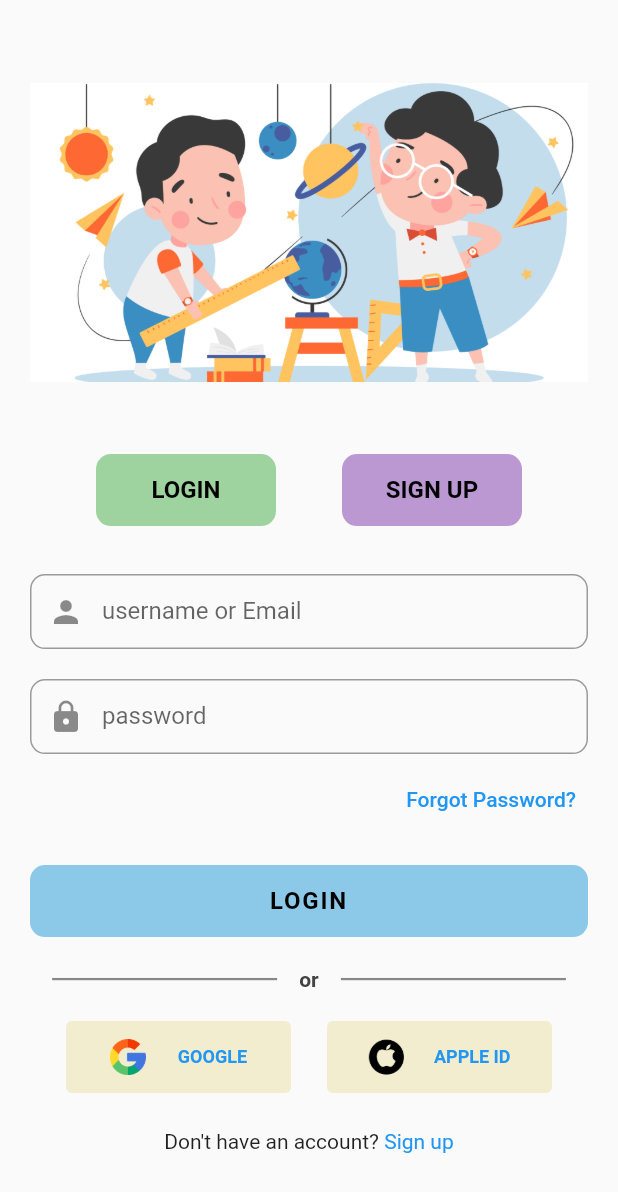
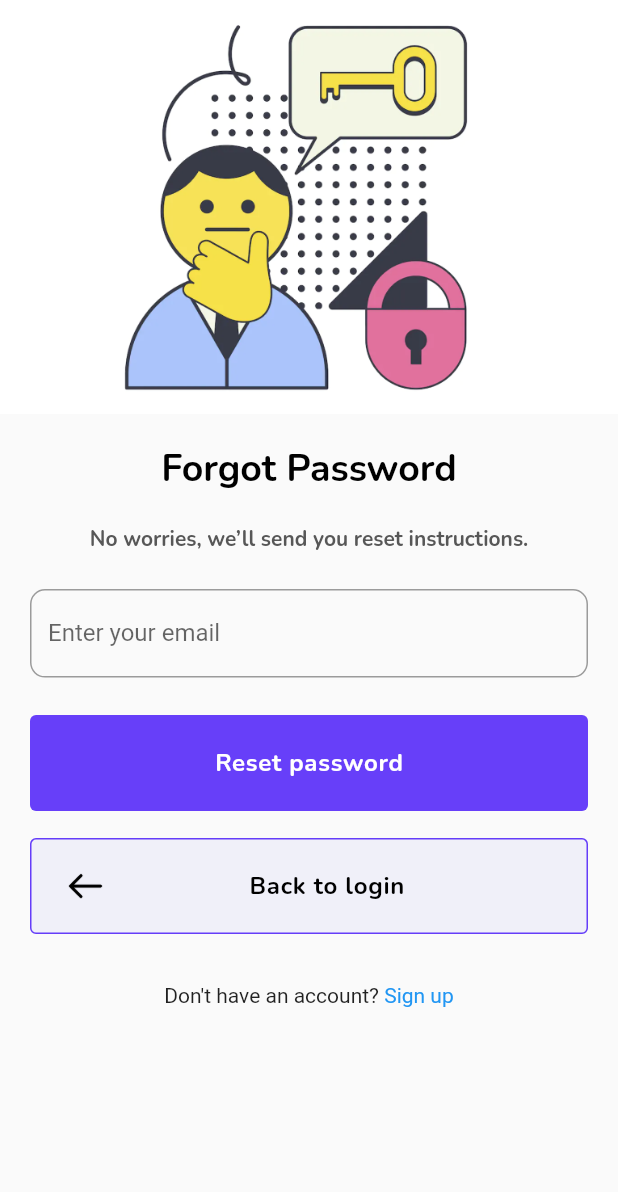
Before and after one commit to sanwaralkmali/kidlogame_app, a Flutter app: the screen it shows after launch, after a tap on "Forgot Password?", on a phone screen of 412 x 824 dp. Shown: the top 1192 px of the screen. Run offline on Flutter 3.47's test engine with Material 2 defaults, Android fonts, the phone set to English and light mode, and no system bars; project files that could hold a hidden picture were left out.

Commit message:
feat: Add reset password screen
This commit introduces a new screen that allows users to reset their passwords. It includes a form field where users can input their email addresses. Validations for the email field are also added to ensure users input valid email addresses.

```diff
--- a/lib/constants/textStyles.dart
+++ b/lib/constants/textStyles.dart
@@ -1,3 +1,5 @@
+// ignore_for_file: file_names
+
 import 'package:flutter/material.dart';
 
 const splashScreenMessage = TextStyle(
--- /dev/null
+++ b/lib/views/login/forget-password.dart
@@ -0,0 +1,210 @@
+// ignore_for_file: file_names, library_private_types_in_public_api
+
+import 'package:flutter/material.dart';
+
+class ForgotPasswordScreen extends StatefulWidget {
+  const ForgotPasswordScreen({Key? key}) : super(key: key);
+
+  @override
+  _ForgotPasswordScreenState createState() => _ForgotPasswordScreenState();
+}
+
+class _ForgotPasswordScreenState extends State<ForgotPasswordScreen> {
+  bool isNotExsist = false;
+  @override
+  Widget build(BuildContext context) {
+    return Scaffold(
+      body: SafeArea(
+        child: SingleChildScrollView(
+          child: Column(
+            mainAxisAlignment: MainAxisAlignment.center,
+            children: [
+              Image.asset('assets/images/graphics/forgetPasswordScreen1.png'),
+              const SizedBox(height: 20.0),
+              const Text(
+                'Forgot Password',
+                style: TextStyle(
+                  color: Color.fromARGB(255, 0, 0, 0),
+                  fontSize: 25.0,
+                  fontWeight: FontWeight.bold,
+                  fontFamily: 'Nunito',
+                ),
+              ),
+              const SizedBox(height: 20.0),
+              const Text(
+                'No worries, we’ll send you reset instructions.',
+                textAlign: TextAlign.center,
+                style: TextStyle(
+                  color: Color.fromARGB(255, 87, 87, 87),
+                  fontSize: 14.0,
+                  fontWeight: FontWeight.w700,
+                  fontFamily: 'Nunito',
+                ),
+              ),
+              const SizedBox(height: 20.0),
+              Padding(
+                padding: const EdgeInsets.symmetric(
+                  horizontal: 20.0,
+                  vertical: 4,
+                ),
+                child: TextFormField(
+                  decoration: const InputDecoration(
+                    labelText: 'Enter your email',
+                    hintText: 'your-email@gmail.com',
+                    border: OutlineInputBorder(
+                      borderRadius: BorderRadius.all(
+                        Radius.circular(10.0),
+                      ),
+                    ),
+                  ),
+                  keyboardType: TextInputType.emailAddress,
+                  validator: (String? value) {
+                    if (value == null || value.isEmpty) {
+                      return 'Please enter your email';
+                    }
+                    if (!value.contains('@')) {
+                      return 'Please enter a valid email';
+                    }
+                    return null;
+                  },
+                ),
+              ),
+              (isNotExsist)
+                  ? Container(
+                      margin: const EdgeInsets.symmetric(
+                          horizontal: 19.0, vertical: 1.0),
+                      decoration: BoxDecoration(
+                        color: const Color.fromARGB(106, 231, 190, 176),
+                        borderRadius: BorderRadius.circular(4.0),
+                      ),
+                      child: Padding(
+                        padding: const EdgeInsets.all(20.0),
+                        child: Row(
+                          mainAxisAlignment: MainAxisAlignment.center,
+                          children: [
+                            Image.asset(
+                              'assets/images/icons/info.png',
+                              width: 24.0,
+                            ),
+                            const SizedBox(width: 16.0),
+                            const Flexible(
+                              child: Text(
+                                'We can’t seem to find the right email address for you.resend the email that you have registered ',
+                                style: TextStyle(
+                                  fontSize: 13.0,
+                                  color: Colors.black,
+                                  fontWeight: FontWeight.w600,
+                                  fontFamily: 'Nunito',
+                                ),
+                              ),
+                            ),
+                          ],
+                        ),
+                      ),
+                    )
+                  : Container(),
+              const SizedBox(height: 20.0),
+              GestureDetector(
+                onTap: () {},
+                child: Container(
+                  width: double.infinity,
+                  height: 64.0,
+                  margin: const EdgeInsets.symmetric(
+                    horizontal: 20.0,
+                    vertical: 1.0,
+                  ),
+                  decoration: BoxDecoration(
+                    color: const Color.fromARGB(216, 76, 29, 249),
+                    borderRadius: BorderRadius.circular(4.0),
+                  ),
+                  child: const Center(
+                    child: Text(
+                      'Reset password',
+                      style: TextStyle(
+                        fontSize: 16.0,
+                        color: Colors.white,
+                        fontWeight: FontWeight.bold,
+                        letterSpacing: 0.5,
+                        fontFamily: 'Nunito',
+                      ),
+                    ),
+                  ),
+                ),
+              ),
+              const SizedBox(height: 16.0),
+              GestureDetector(
+                onTap: () {
+                  Navigator.pop(context);
+                },
+                child: Container(
+                  width: double.infinity,
+                  height: 64.0,
+                  margin: const EdgeInsets.symmetric(
+                    horizontal: 20.0,
+                    vertical: 1.0,
+                  ),
+                  decoration: BoxDecoration(
+                    color: const Color.fromARGB(239, 239, 239, 249),
+                    borderRadius: BorderRadius.circular(4.0),
+                    border: Border.all(
+                      color: const Color.fromARGB(216, 76, 29, 249),
+                      width: 1.0,
+                    ),
+                  ),
+                  child: const Padding(
+                    padding: EdgeInsets.only(left: 24.0),
+                    child: Stack(
+                      children: [
+                        Align(
+                          alignment: Alignment.centerLeft,
+                          child: Image(
+                            image: AssetImage(
+                              'assets/images/icons/back.png',
+                            ),
+                            width: 24.0,
+                          ),
+                        ),
+                        Center(
+                          child: Text(
+                            'Back to login',
+                            style: TextStyle(
+                              fontSize: 16.0,
+                              color: Color.fromARGB(255, 0, 0, 0),
+                              fontWeight: FontWeight.bold,
+                              letterSpacing: 0.5,
+                              fontFamily: 'Nunito',
+                            ),
+                          ),
+                        ),
+                      ],
+                    ),
+                  ),
+                ),
+              ),
+              const SizedBox(
+                height: 32,
+              ),
+              Row(
+                mainAxisAlignment: MainAxisAlignment.center,
+                children: [
+                  const Text("Don't have an account? "),
+                  GestureDetector(
+                    onTap: () {
+                      // navigate to sign up screen
+                    },
+                    child: const Text(
+                      'Sign up',
+                      style: TextStyle(
+                        color: Colors.blue,
+                      ),
+                    ),
+                  ),
+                ],
+              ),
+            ],
+          ),
+        ),
+      ),
+    );
+  }
+}
--- a/lib/views/login/login-screen.dart
+++ b/lib/views/login/login-screen.dart
@@ -1,4 +1,8 @@
+// ignore_for_file: file_names
+
 import 'package:flutter/material.dart';
+
+import 'forget-password.dart';
 
 class LoginScreen extends StatefulWidget {
   const LoginScreen({super.key});
@@ -113,7 +117,11 @@
                   alignment: Alignment.topRight,
                   child: TextButton(
                     onPressed: () {
-                      // forgot password screen
+                      Navigator.of(context).push(
+                        MaterialPageRoute(
+                          builder: (context) => const ForgotPasswordScreen(),
+                        ),
+                      );
                     },
                     child: const Text('Forgot Password?'),
                   ),
--- a/lib/views/signup/sign_up_screen.dart
+++ b/lib/views/signup/sign_up_screen.dart
@@ -4,6 +4,7 @@
   const SignUpScreen({Key? key}) : super(key: key);
 
   @override
+  // ignore: library_private_types_in_public_api
   _SignUpScreenState createState() => _SignUpScreenState();
 }
 
--- a/pubspec.yaml
+++ b/pubspec.yaml
@@ -39,6 +39,7 @@
   assets:
     - assets/images/
     - assets/images/graphics/loginScreen1.png
+    - assets/images/graphics/forgetPasswordScreen1.png
     - assets/images/icons/google.png
     - assets/images/icons/
 
```
